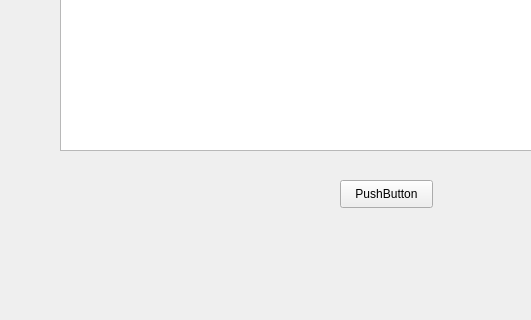
The window that mainwindow.ui (AP-projects-4001/ls) describes before a commit, drawn with Qt 5; both pictures show x 0 to 531 and y 280 to 600 of the 800 by 600 pixel window.
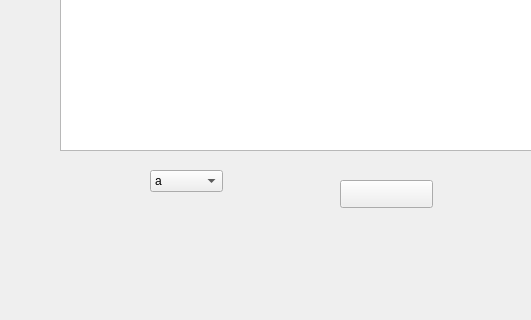
The same window after the commit. Icons and pictures are not drawn.

Commit message: article class

```diff
--- a/mainwindow.ui
+++ b/mainwindow.ui
@@ -27,7 +27,7 @@
      <string notr="true">background-image: url(:/new/prefix1/creat_account.png);</string>
     </property>
     <property name="text">
-     <string>PushButton</string>
+     <string/>
     </property>
    </widget>
    <widget class="QGraphicsView" name="graphicsView">
@@ -50,6 +50,26 @@
      </rect>
     </property>
    </widget>
+   <widget class="QComboBox" name="comboBox">
+    <property name="geometry">
+     <rect>
+      <x>150</x>
+      <y>450</y>
+      <width>73</width>
+      <height>22</height>
+     </rect>
+    </property>
+    <item>
+     <property name="text">
+      <string>a</string>
+     </property>
+    </item>
+    <item>
+     <property name="text">
+      <string>b</string>
+     </property>
+    </item>
+   </widget>
   </widget>
   <widget class="QStatusBar" name="statusbar"/>
  </widget>
```
The commit also changes 21 other files.
